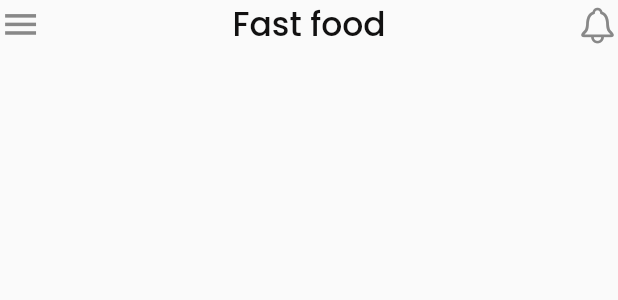
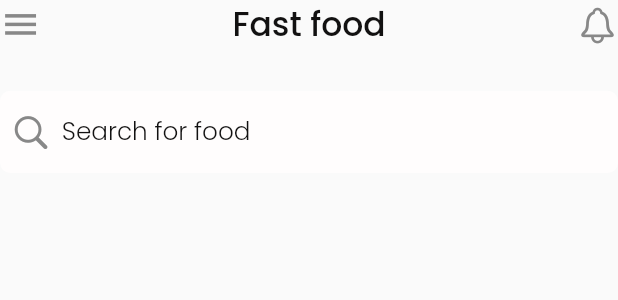
Before and after one commit to olamilekan-adeleke/jolobbi_app, a Flutter app: the FoodHomeHeaderWidget widget shown alone on an empty page, opened directly, on a phone screen of 412 x 824 dp. Shown: the top 300 px of the screen. Run offline on Flutter 3.47's test engine with Material 2 defaults, Android fonts, the phone set to English and light mode, and no system bars; our stand-ins replace cached_network_image, cloud_firestore, equatable, firebase_auth, firebase_core, firebase_crashlytics and 7 more; missing offline and left inert: cloud_firestore_web, firebase_analytics_web, firebase_auth_web, firebase_core_web, firebase_messaging_web, flutter_secure_storage_web and 1 more; accounts and stored records are empty.

Commit message:
home header widget

```diff
--- a/lib/cores/constants/color.dart
+++ b/lib/cores/constants/color.dart
@@ -10,6 +10,6 @@ const Color kcGrey300 = Color(0xffD6D6D6);
 const Color kcGrey100 = Color(0xffF5F5F5);
 const Color kcIconGrey = Color(0xff888888);
 const Color kcBackground = Color(0xffE8E7E5);
-const Color kcWhite = Color(0xffEEEEEE);
+const Color kcWhite = Color(0xFFFFFDFD);
 const Color kcSuccessColor = Color(0xff15DC71);
 const Color kcErrorColor = Color(0xffFF0202);
--- a/lib/features/food/views/widgets/food_home_header_widget.dart
+++ b/lib/features/food/views/widgets/food_home_header_widget.dart
@@ -16,11 +16,31 @@ class FoodHomeHeaderWidget extends StatelessWidget {
           mainAxisAlignment: MainAxisAlignment.spaceBetween,
           children: <Widget>[
             Icon(Icons.menu, size: sp(20), color: kcIconGrey),
-            TextWidget('Fast food', fontSize: sp(20), fontWeight: FontWeight.w500),
+            TextWidget('Fast food',
+                fontSize: sp(20), fontWeight: FontWeight.w500),
             Icon(CupertinoIcons.bell, size: sp(20), color: kcIconGrey),
           ],
         ),
         verticalSpace(20),
+        Container(
+          padding: EdgeInsets.only(left: sp(5)),
+          height: sp(40),
+          decoration: BoxDecoration(
+            borderRadius: BorderRadius.circular(sp(5)),
+            color: kcWhite,
+          ),
+          child: Row(
+            children: <Widget>[
+              Icon(CupertinoIcons.search, size: sp(20), color: kcIconGrey),
+              horizontalSpace(5),
+              TextWidget(
+                'Search for food',
+                fontSize: sp(15),
+                fontWeight: FontWeight.w300,
+              ),
+            ],
+          ),
+        )
       ],
     );
   }
```
Also changed, not shown: lib/features/food/views/screen/food_home_page.dart (+7 -6 lines).
